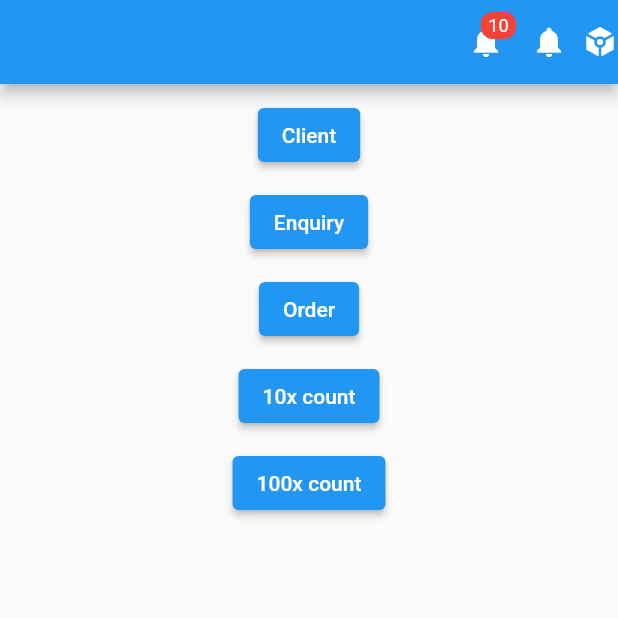
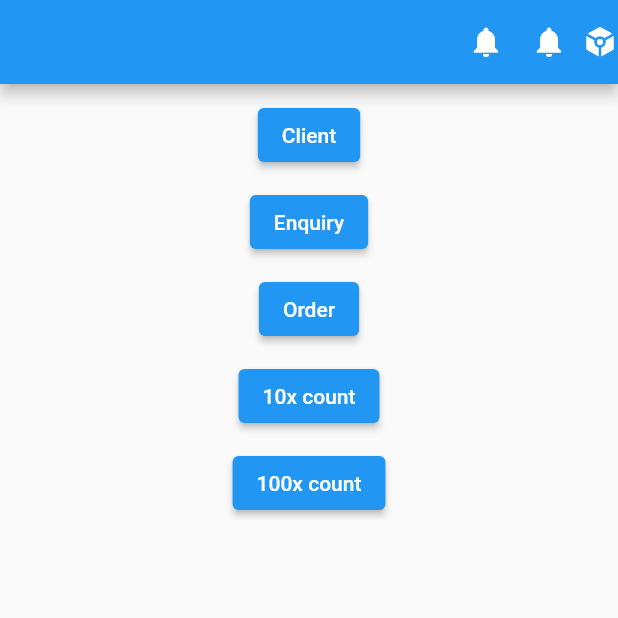
Before and after one commit to remiramkings/Abc, a Flutter app: the screen it shows after launch, after a tap on "10x count", on a phone screen of 412 x 824 dp, the top half of it. Run offline on Flutter 3.47's test engine with Material 2 defaults, Android fonts, the phone set to English and light mode, and no system bars; our stand-ins replace audio_video_progress_bar, flutter_local_notifications, just_audio; accounts and stored records are empty.

Commit message:
UI refactored

```diff
--- a/lib/home.dart
+++ b/lib/home.dart
@@ -61,7 +61,7 @@ class _HomeState extends State<Home> {
           Row(
           children: [
             NotificationAlert(count: count),
-            SizedBox(width: 10),
+            const SizedBox(width: 10),
             InkWell(
               child: const Icon(Icons.notifications),
               onTap: () async {
@@ -73,7 +73,7 @@ class _HomeState extends State<Home> {
                 );
               },
             ),
-            SizedBox(width: 10),
+            const SizedBox(width: 10),
             InkWell(
               child: const Icon(Icons.token),
               onTap: () {
@@ -118,7 +118,7 @@ class _HomeState extends State<Home> {
         child: Column(
 
           children: [
-          SizedBox(height:10),
+          const SizedBox(height:10),
           ElevatedButton(onPressed: ()async{
             await NotificationService.getInstance().showNotificationWithPayLoad(
               "This is a Client notification",
@@ -126,8 +126,8 @@ class _HomeState extends State<Home> {
               NotificationAction.client.name,
               NotificationAction.client.index
             );
-          }, child: Text('Client')),
-          SizedBox(height:10),
+          }, child: const Text('Client')),
+          const SizedBox(height:10),
           ElevatedButton(onPressed: ()async{
             await NotificationService.getInstance().showNotificationWithPayLoad(
               "This is an Enquiry notification",
@@ -135,8 +135,8 @@ class _HomeState extends State<Home> {
               NotificationAction.enquiry.name,
               NotificationAction.enquiry.index
             );
-          }, child: Text('Enquiry')),
-          SizedBox(height:10),
+          }, child: const Text('Enquiry')),
+          const SizedBox(height:10),
           ElevatedButton(onPressed: ()async{
             await NotificationService.getInstance().showNotificationWithPayLoad(
               "This is an Order notification",
@@ -144,19 +144,19 @@ class _HomeState extends State<Home> {
               NotificationAction.order.name,
               NotificationAction.order.index
             );
-          }, child: Text('Order')),
-          SizedBox(height:10),
+          }, child: const Text('Order')),
+          const SizedBox(height:10),
           ElevatedButton(onPressed: (){
             setState(() {
               count += 10;
             });
-          }, child: Text('10x count')),
-          SizedBox(height:10),
+          }, child: const Text('10x count')),
+          const SizedBox(height:10),
           ElevatedButton(onPressed: (){
             setState(() {
               count += 100;
             });
-          }, child: Text('100x count'))
+          }, child: const Text('100x count'))
         ]),
       ),
     );
--- a/lib/notification_alert.dart
+++ b/lib/notification_alert.dart
@@ -1,26 +1,25 @@
 import 'package:flutter/material.dart';
 
-class NotificationAlert extends StatefulWidget{
-
+class NotificationAlert extends StatefulWidget {
   int count;
-  NotificationAlert({
-    super.key,
-    required this.count
-  });
+  NotificationAlert({super.key, required this.count});
 
   @override
   State<StatefulWidget> createState() {
     return NotificationAlertState();
   }
 }
-class NotificationAlertState extends State<NotificationAlert> with TickerProviderStateMixin{
+
+class NotificationAlertState extends State<NotificationAlert>
+    with TickerProviderStateMixin {
   late final AnimationController _controller = AnimationController(
     duration: const Duration(milliseconds: 500),
     vsync: this,
   );
   late final Animation<double> _animation = Tween(begin: 0.0, end: -0.1)
-    .chain(CurveTween(curve: Curves.elasticIn))
-    .animate(_controller);
+      .chain(CurveTween(curve: Curves.elasticIn))
+      .animate(_controller,
+       );
 
   @override
   void didUpdateWidget(covariant NotificationAlert oldWidget) {
@@ -28,10 +27,16 @@ class NotificationAlertState extends State<NotificationAlert> with TickerProvide
     super.didUpdateWidget(oldWidget);
 
     _controller.reset();
-    _controller.forward()
-      .then((value) {
-        _controller.reverse();
-      });
+    Future.delayed(const Duration( seconds: 2),(){
+    //    _controller.forward().then((value) {
+    //   _controller.reverse();
+    // });
+    if(widget.count>0){
+       _controller.repeat(reverse: true);
+    }
+
+    });
+
   }
 
   @override
@@ -40,13 +45,11 @@ class NotificationAlertState extends State<NotificationAlert> with TickerProvide
       children: [
         RotationTransition(
           turns: _animation,
-          child: Padding(
+          child: const Padding(
             padding: EdgeInsets.all(8.0),
             child: Icon(Icons.notifications),
-
           ),
         ),
-
         Visibility(
           visible: canShowBubble,
           child: Positioned(
@@ -61,7 +64,8 @@ class NotificationAlertState extends State<NotificationAlert> with TickerProvide
               ),
               child: Padding(
                 padding: const EdgeInsets.only(left: 5, right: 5),
-                child: Text(getCount(), style: TextStyle(color: Colors.white, fontSize: 12)),
+                child: Text(getCount(),
+                    style: const TextStyle(color: Colors.white, fontSize: 12)),
               ),
             ),
           ),
@@ -71,13 +75,13 @@ class NotificationAlertState extends State<NotificationAlert> with TickerProvide
   }
 
   get canShowBubble {
-    return widget.count > 0;
+    return false; //widget.count > 0;
   }
 
-  String getCount(){
-    if(widget.count<1000){
+  String getCount() {
+    if (widget.count < 1000) {
       return '${widget.count}';
     }
-    return '${(widget.count/1000).floor()}k';
+    return '${(widget.count / 1000).floor()}k';
   }
 }
```
